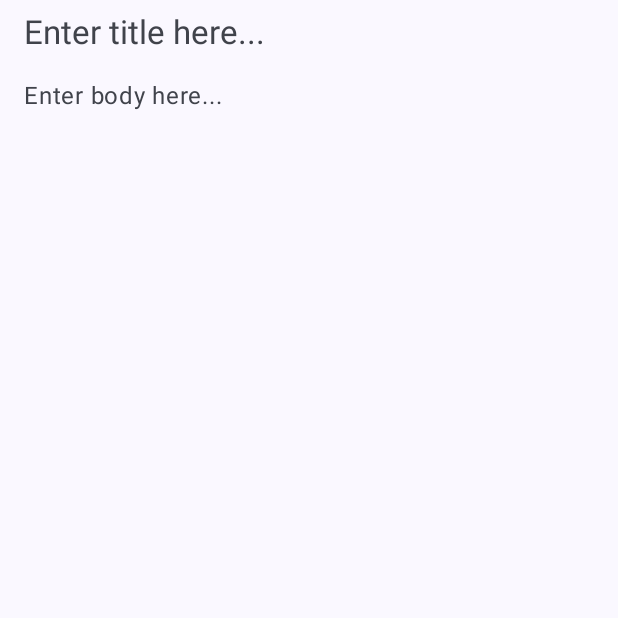
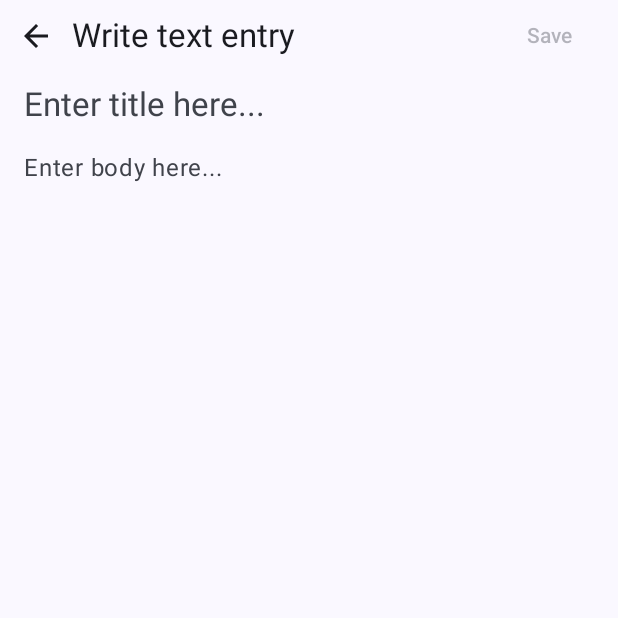
Before and after one commit to PartyProNL/Quibble, an Android app built with Jetpack Compose: the composable WriteTextEntryPage shown on its own in the app's theme, on a phone screen of 412 x 824 dp, the top half of it. Run offline under Robolectric (Android 15) with nearby library versions, the light colour scheme and no system bars.

Commit message:
Change structure of WriteTextEntryPage to allow easy communication between page and top bar

```diff
--- a/app/src/main/java/me/partypronl/quibble/entry/JournalTextEntry.kt
+++ b/app/src/main/java/me/partypronl/quibble/entry/JournalTextEntry.kt
@@ -15,7 +15,6 @@ import me.partypronl.quibble.R
 import me.partypronl.quibble.data.DatabaseManager
 import me.partypronl.quibble.data.models.JournalTextEntryModel
 import me.partypronl.quibble.pages.entry.text.WriteTextEntryPage
-import me.partypronl.quibble.pages.entry.text.WriteTextEntryTopBar
 import me.partypronl.quibble.routing.Route
 
 class JournalTextEntry: JournalEntryType(
@@ -27,8 +26,7 @@ class JournalTextEntry: JournalEntryType(
         val route = Route(
             "/entry/text",
             "New text entry",
-            page = { WriteTextEntryPage(it) },
-            topBar = { WriteTextEntryTopBar() }
+            page = { WriteTextEntryPage(it) }
         )
 
         setRoute(route)
--- a/app/src/main/java/me/partypronl/quibble/pages/entry/text/WriteTextEntryPage.kt
+++ b/app/src/main/java/me/partypronl/quibble/pages/entry/text/WriteTextEntryPage.kt
@@ -17,13 +17,20 @@ import androidx.compose.ui.Modifier
 import androidx.compose.ui.unit.dp
 
 @Composable
-fun WriteTextEntryPage(innerPadding: PaddingValues) {
+fun WriteTextEntryPage(
+    innerPadding: PaddingValues
+) {
     var title by remember { mutableStateOf("") }
     var body by remember { mutableStateOf("") }
 
     Column(
-        modifier = Modifier.padding(innerPadding).padding(vertical = 8.dp, horizontal = 16.dp)
+        modifier = Modifier.padding(innerPadding)
     ) {
+        WriteTextEntryTopBar(body != "") {
+            title = "Saving..."
+        }
+
+        Column(modifier = Modifier.padding(vertical = 8.dp, horizontal = 16.dp)) {
             BasicTextField(
                 value = title,
                 onValueChange = { title = it },
@@ -59,3 +66,4 @@ fun WriteTextEntryPage(innerPadding: PaddingValues) {
             )
         }
     }
+}
--- a/app/src/main/java/me/partypronl/quibble/pages/entry/text/WriteTextEntryTopBar.kt
+++ b/app/src/main/java/me/partypronl/quibble/pages/entry/text/WriteTextEntryTopBar.kt
@@ -1,34 +1,51 @@
 package me.partypronl.quibble.pages.entry.text
 
+import androidx.compose.foundation.layout.Arrangement
+import androidx.compose.foundation.layout.Row
+import androidx.compose.foundation.layout.fillMaxWidth
+import androidx.compose.foundation.layout.padding
 import androidx.compose.material3.ExperimentalMaterial3Api
 import androidx.compose.material3.Icon
 import androidx.compose.material3.IconButton
+import androidx.compose.material3.MaterialTheme
 import androidx.compose.material3.Text
 import androidx.compose.material3.TextButton
 import androidx.compose.material3.TopAppBar
 import androidx.compose.runtime.Composable
+import androidx.compose.ui.Alignment
+import androidx.compose.ui.Modifier
 import androidx.compose.ui.res.painterResource
+import androidx.compose.ui.unit.dp
 import me.partypronl.quibble.MainActivity.Companion.setRouteAddress
 import me.partypronl.quibble.R
 
 @OptIn(ExperimentalMaterial3Api::class)
 @Composable
-fun WriteTextEntryTopBar() {
-    TopAppBar(
-        title = { Text("Write text entry") },
-        navigationIcon = {
+fun WriteTextEntryTopBar(canSave: Boolean, onSave: () -> Unit) {
+    Row(
+        verticalAlignment = Alignment.CenterVertically,
+        horizontalArrangement = Arrangement.SpaceBetween,
+        modifier = Modifier.fillMaxWidth()
+    ) {
+        Row(verticalAlignment = Alignment.CenterVertically) {
             IconButton(onClick = {
                 setRouteAddress("/home")
             }) {
                 Icon(painterResource(R.drawable.baseline_arrow_back_24), "Arrow back")
             }
-        },
-        actions = {
-            TextButton(onClick = {
 
-            }) {
-                Text("Save")
-            }
+            Text(
+                text = "Write text entry",
+                style = MaterialTheme.typography.titleLarge
+            )
         }
-    )
+
+        TextButton(
+            onClick = { onSave() },
+            enabled = canSave,
+            modifier = Modifier.padding(end = 16.dp)
+        ) {
+            Text("Save")
+        }
+    }
 }
```
Lines whose indentation alone changed are shown as unchanged.
